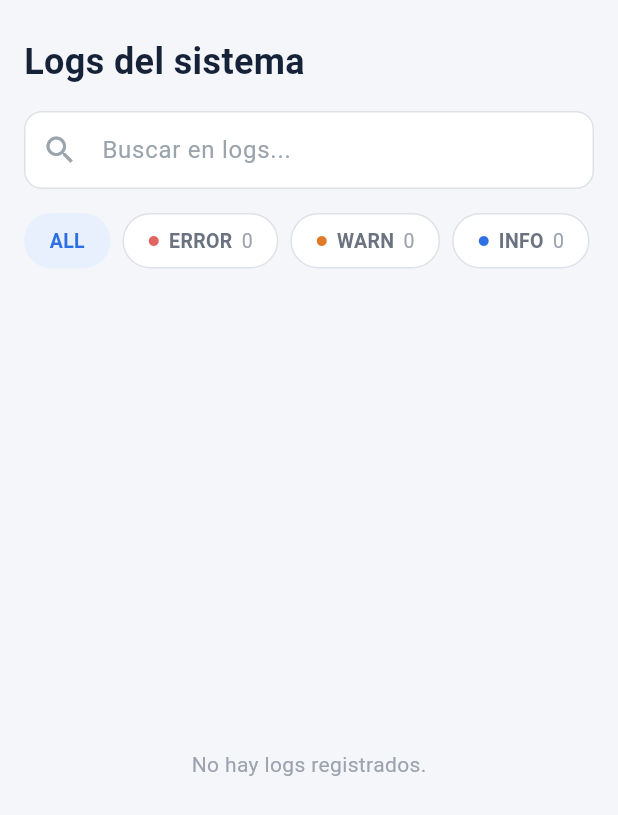
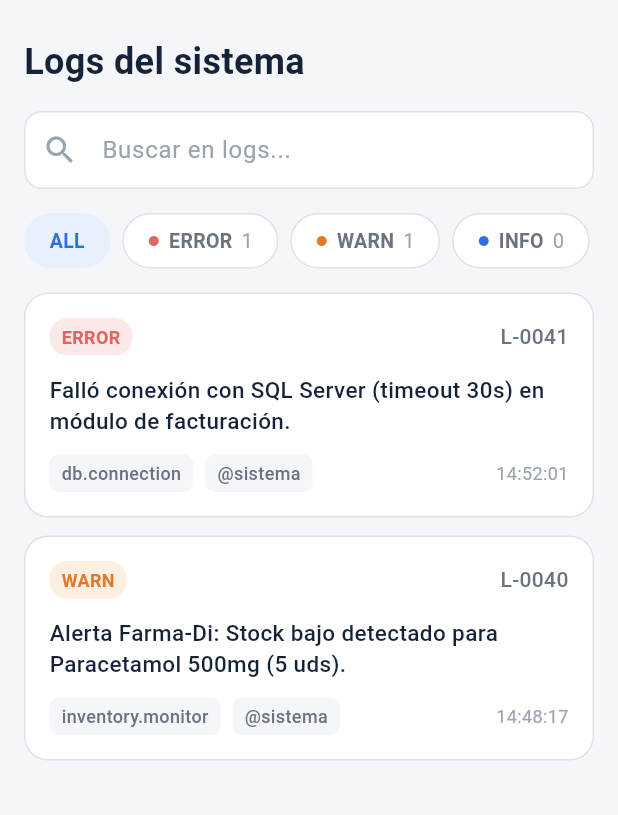
Before and after one commit to williamcortez07/farma_di_mobile, a Flutter app: the LogsScreen screen opened by its route, on a phone screen of 412 x 824 dp. Shown: the top 815 px of the screen. Run offline on Flutter 3.47's test engine with Material 3 defaults, Android fonts, the phone set to English and light mode, and no system bars; our stand-ins replace fl_chart.

Commit message:
Creacion de CardsLogs

```diff
--- a/lib/screen/logs.dart
+++ b/lib/screen/logs.dart
@@ -44,7 +44,24 @@ class _LogsScreenState extends State<LogsScreen> {
   String _selectedFilter = 'ALL';
 
 
-  final List<LogEntry> _logs = [];
+  final List<LogEntry> _logs = [
+    LogEntry(
+      id: 'L-0041',
+      level: LogLevel.error,
+      message: 'Falló conexión con SQL Server (timeout 30s) en módulo de facturación.',
+      module: 'db.connection',
+      user: '@sistema',
+      time: '14:52:01',
+    ),
+    LogEntry(
+      id: 'L-0040',
+      level: LogLevel.warn,
+      message: 'Alerta Farma-Di: Stock bajo detectado para Paracetamol 500mg (5 uds).',
+      module: 'inventory.monitor',
+      user: '@sistema',
+      time: '14:48:17',
+    ),
+  ];
 
   @override
   void dispose() {
```
